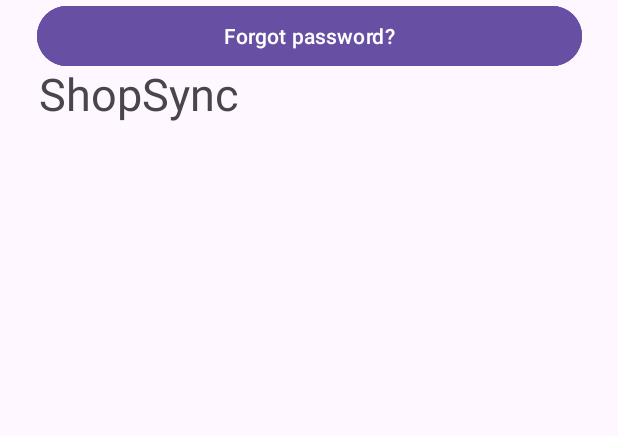
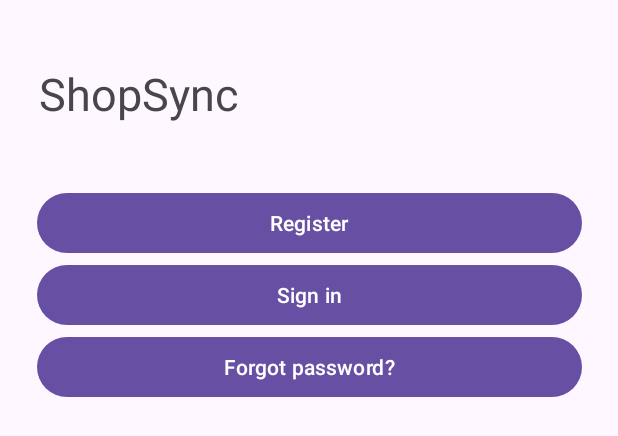
Before and after one commit to JohnLavender474/Shop-Sync, an Android app: the layout activity_main.xml on its own in the app's theme, with its tools: preview values and no code run, on a phone screen of 412 x 824 dp. Shown: the top 436 px of the screen. Run offline under Robolectric (Android 15) with nearby library versions, the phone set to English and light mode, and no system bars.

Commit message:
Fix frontend issues

```diff
--- a/app/src/main/res/layout/activity_main.xml
+++ b/app/src/main/res/layout/activity_main.xml
@@ -7,7 +7,6 @@
     tools:context=".ui.MainActivity">
 
     <TextView
-        android:uid="@+uid/textView"
         android:layout_width="0dp"
         android:layout_height="wrap_content"
         android:layout_marginStart="16dp"
@@ -15,11 +14,11 @@
         android:padding="10dp"
         android:text="@string/app_name"
         android:textSize="30sp"
+        android:id="@+id/textView"
         app:layout_constraintStart_toStartOf="parent"
         app:layout_constraintTop_toTopOf="parent" />
 
     <Button
-        android:uid="@+uid/register_button"
         android:layout_width="363dp"
         android:layout_height="wrap_content"
         android:layout_marginStart="24dp"
@@ -29,14 +28,14 @@
         android:layout_marginRight="24dp"
         android:text="@string/register"
         android:textAllCaps="false"
-        app:layout_constraintTop_toBottomOf="@uid/textView"
-        app:layout_constraintBottom_toTopOf="@+uid/sign_in_button"
+        android:id="@+id/register_button"
+        app:layout_constraintBottom_toTopOf="@+id/sign_in_button"
         app:layout_constraintEnd_toEndOf="parent"
         app:layout_constraintHorizontal_bias="0.5"
-        app:layout_constraintStart_toStartOf="parent"/>
+        app:layout_constraintStart_toStartOf="parent"
+        app:layout_constraintTop_toBottomOf="@id/textView" />
 
     <Button
-        android:uid="@+uid/sign_in_button"
         android:layout_width="363dp"
         android:layout_height="wrap_content"
         android:layout_marginStart="24dp"
@@ -46,15 +45,15 @@
         android:layout_marginBottom="32dp"
         android:text="@string/sign_in"
         android:textAllCaps="false"
-        app:layout_constraintTop_toBottomOf="@+uid/register_button"
-        app:layout_constraintBottom_toTopOf="@+uid/forgot_password_button"
+        android:id="@+id/sign_in_button"
+        app:layout_constraintBottom_toTopOf="@+id/forgot_password_button"
         app:layout_constraintEnd_toEndOf="parent"
         app:layout_constraintHorizontal_bias="0.5"
         app:layout_constraintStart_toStartOf="parent"
+        app:layout_constraintTop_toBottomOf="@+id/register_button"
         app:layout_constraintVertical_chainStyle="packed" />
 
     <Button
-        android:uid="@+uid/forgot_password_button"
         android:layout_width="363dp"
         android:layout_height="wrap_content"
         android:layout_marginStart="24dp"
@@ -64,10 +63,11 @@
         android:layout_marginBottom="32dp"
         android:text="@string/forgot_password"
         android:textAllCaps="false"
-        app:layout_constraintTop_toBottomOf="@+uid/sign_in_button"
+        android:id="@+id/forgot_password_button"
         app:layout_constraintEnd_toEndOf="parent"
         app:layout_constraintHorizontal_bias="0.5"
         app:layout_constraintStart_toStartOf="parent"
+        app:layout_constraintTop_toBottomOf="@+id/sign_in_button"
         app:layout_constraintVertical_chainStyle="packed" />
 
 </androidx.constraintlayout.widget.ConstraintLayout>
--- a/app/src/main/res/values/strings.xml
+++ b/app/src/main/res/values/strings.xml
@@ -46,4 +46,6 @@
         libero vel nunc consequat, quis tincidunt nisl eleifend. Cras bibendum enim a justo luctus
         vestibulum. Fusce dictum libero quis erat maximus, vitae volutpat diam dignissim.
     </string>
+    <string name="password">Password</string>
+    <string name="email">Email</string>
 </resources>
```
Also changed, not shown: app/src/main/res/layout/activity_registration.xml (+11 -10 lines), app/src/main/res/layout/activity_sign_in.xml (+13 -9 lines).
